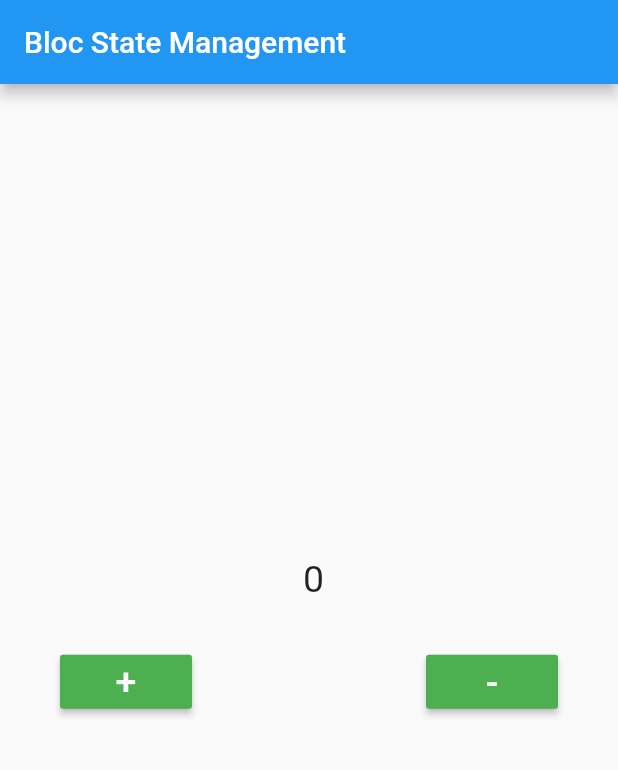
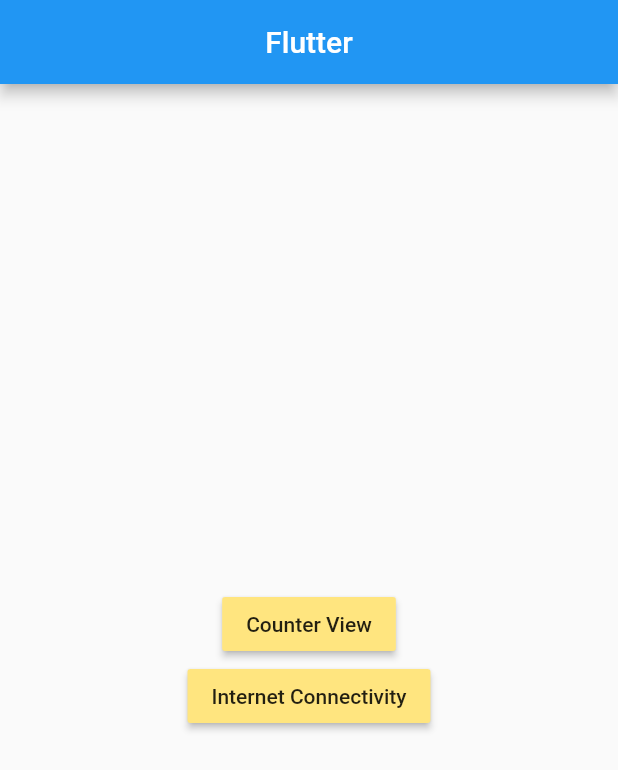
Before and after one commit to MuhammadiHadi/bloc_stat, a Flutter app: the screen it shows after launch, on a phone screen of 412 x 824 dp. Shown: the top 770 px of the screen. Run offline on Flutter 3.47's test engine with Material 2 defaults, Android fonts, the phone set to English and light mode, and no system bars; our stand-ins replace bloc, connectivity_plus, equatable, flutter_bloc.

Commit message:
internet connectivity commit

```diff
--- a/lib/main.dart
+++ b/lib/main.dart
@@ -1,5 +1,6 @@
 import 'package:bloc_stat/bloc/counter_bloc.dart';
-import 'package:bloc_stat/view/home_view.dart';
+import 'package:bloc_stat/route/app_route.dart';
+import 'package:bloc_stat/route/route_navigation.dart';
 import 'package:flutter/material.dart';
 import 'package:flutter_bloc/flutter_bloc.dart';
 
@@ -31,7 +32,8 @@
             // is not restarted.
             primarySwatch: Colors.blue,
           ),
-          home: HomeView(),
+          initialRoute: AppRoute.HomeView,
+          onGenerateRoute: RouteNavigation.generateRoute,
         ));
   }
 }
--- /dev/null
+++ b/lib/route/app_route.dart
@@ -0,0 +1,5 @@
+class AppRoute {
+  static const String CounterView = 'count';
+  static const String HomeView = 'home';
+  static const String InternetConnectivity = 'connectivity';
+}
--- /dev/null
+++ b/lib/route/route_navigation.dart
@@ -0,0 +1,26 @@
+import 'package:bloc_stat/view/CounterView.dart';
+import 'package:bloc_stat/view/home_view.dart';
+import 'package:bloc_stat/view/internet_connectivity.dart';
+import 'package:flutter/material.dart';
+
+import 'app_route.dart';
+
+class RouteNavigation {
+  static Route<dynamic>? generateRoute(RouteSettings settings) {
+    switch (settings.name) {
+      case AppRoute.HomeView:
+        return MaterialPageRoute(builder: (_) => HomeView());
+      case AppRoute.CounterView:
+        return MaterialPageRoute(builder: (_) => CounterView());
+      case AppRoute.InternetConnectivity:
+        return MaterialPageRoute(builder: (_) => InternetConnectivity());
+
+      default:
+        return MaterialPageRoute(builder: (_) {
+          return Scaffold(
+            body: Center(child: Text("No Route Found")),
+          );
+        });
+    }
+  }
+}
--- a/lib/view/home_view.dart
+++ b/lib/view/home_view.dart
@@ -16,44 +16,26 @@
     print("Counter Bloc");
     return Scaffold(
       appBar: AppBar(
-        title: Text("Bloc State Management"),
+        title: Text("Flutter"),
+        centerTitle: true,
       ),
       body: Center(
         child: Column(
           mainAxisAlignment: MainAxisAlignment.center,
           crossAxisAlignment: CrossAxisAlignment.center,
           children: [
-            BlocBuilder<CounterBloc, CounterState>(builder: (context, state) {
-              if (state is CountState) {
-                return Text(
-                  " ${state.count}",
-                  style: TextStyle(fontSize: 25),
-                );
-              }
-              return Text("Hello");
-            }),
-            Padding(
-              padding: const EdgeInsets.symmetric(horizontal: 40, vertical: 30),
-              child: Row(
-                mainAxisAlignment: MainAxisAlignment.spaceBetween,
-                children: [
             MaterialButton(
-                      color: Colors.green,
-                      child: Text("+",
-                          style: TextStyle(fontSize: 25, color: Colors.white)),
+                color: Colors.amberAccent[100],
+                child: Text("Counter View"),
                 onPressed: () {
-                        context.read<CounterBloc>().add(InCount());
+                  Navigator.pushNamed(context, 'count');
                 }),
             MaterialButton(
-                      color: Colors.green,
-                      child: Text("-",
-                          style: TextStyle(fontSize: 25, color: Colors.white)),
+                color: Colors.amberAccent[100],
+                child: Text("Internet Connectivity"),
                 onPressed: () {
-                        context.read<CounterBloc>().add(dcrCount());
+                  Navigator.pushNamed(context, 'connectivity');
                 }),
-                ],
-              ),
-            )
           ],
         ),
       ),
--- a/pubspec.yaml
+++ b/pubspec.yaml
@@ -39,6 +39,7 @@
   flutter_bloc:
   fluttertoast:
   equatable:
+  connectivity_plus:
 
 
 dev_dependencies:
```
Also changed, not shown: lib/view/CounterView.dart (added, +62 -0 lines), lib/view/internet_connectivity.dart (added, +55 -0 lines), pubspec.lock, 3 other files. Lines whose indentation alone changed are shown as unchanged.
